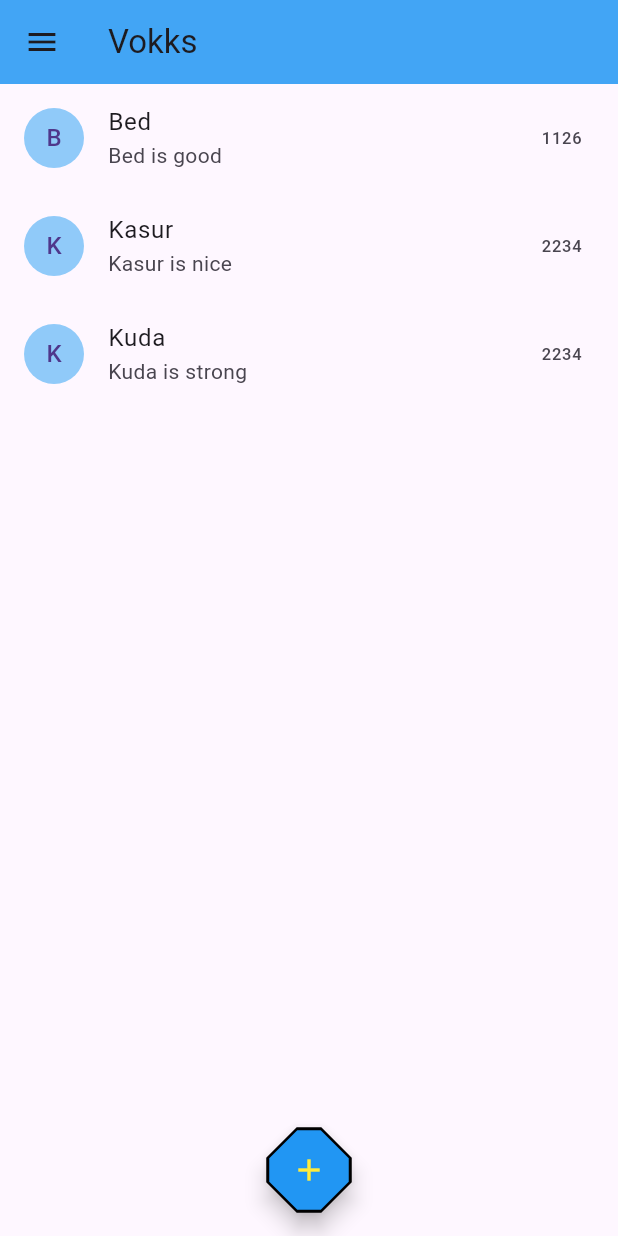
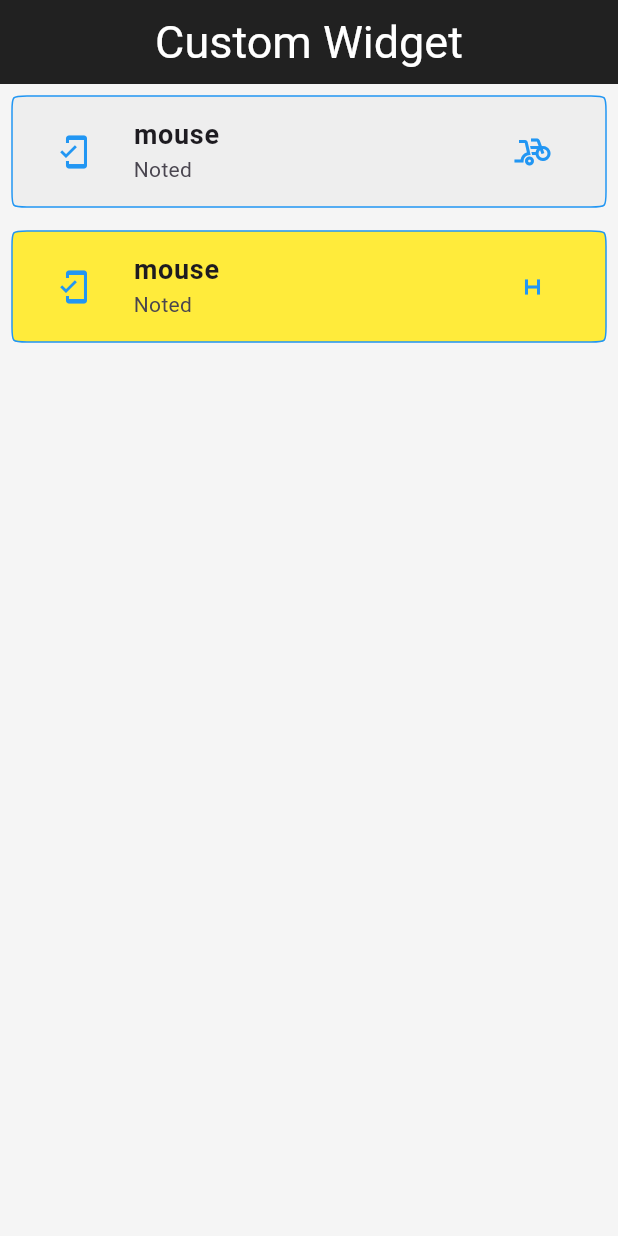
Before and after one commit to yudamuliawan07/fluter, a Flutter app: the screen it shows after launch, on a phone screen of 412 x 824 dp. Run offline on Flutter 3.47's test engine with Material 3 defaults, Android fonts, the phone set to English and light mode, and no system bars; our stand-ins replace font_awesome_flutter.

Commit message:
Widget as Function

```diff
--- a/firstproject/lib/screens/home.dart
+++ b/firstproject/lib/screens/home.dart
@@ -1,4 +1,6 @@
 import 'package:flutter/material.dart';
+
+import '../widget/newwidget.dart';
 
 class Home extends StatelessWidget {
   Home({Key? key}) : super(key: key);
@@ -14,101 +16,19 @@ class Home extends StatelessWidget {
   @override
   Widget build(BuildContext context) {
     return Scaffold(
-      floatingActionButtonLocation: FloatingActionButtonLocation.centerFloat,
-      floatingActionButton: FloatingActionButton(
-        onPressed: (){},
-        child: Icon(Icons.add),
-        backgroundColor: Colors.blue,
-        foregroundColor: Colors.yellow,
-        shape: BeveledRectangleBorder(
-          borderRadius: BorderRadius.circular(20.0),
-          side: BorderSide(color: Colors.black, width: 1.0, style: BorderStyle.solid)
-        ),
+      appBar: AppBar(
+        title: Text("Custom Widget"),
+        centerTitle: true,
+        backgroundColor: Colors.black87,
+        titleTextStyle: TextStyle(color: Colors.white, fontSize: 30.0),
+      ),
+      backgroundColor: Colors.grey.shade100,
+      body: ListView(
+        children: [
+          NewWidget(title: "mouse",subTitle: "Noted",iconColor: Colors.blue, leadingIcon: Icons.mobile_friendly,listfileColor: Colors.grey.shade200, trailingIcon: Icons.bike_scooter),
+          NewWidget(title: "mouse",subTitle: "Noted",iconColor: Colors.blue, leadingIcon: Icons.mobile_friendly,listfileColor: Colors.yellow, trailingIcon: Icons.h_mobiledata),
 
-
-      ),
-      appBar: AppBar(
-        title: Text("Vokks"),
-        backgroundColor: Colors.blue.shade400,
-
-      ),
-      drawer: Drawer(
-        child: ListView(
-          children: [
-            UserAccountsDrawerHeader(
-              accountEmail: Text("yuda@gmail.com"),
-              accountName: Text("Coding Asal"),
-              currentAccountPicture: CircleAvatar(
-                foregroundImage: AssetImage("images/logo.png"),
-              ),
-              decoration: BoxDecoration(
-                color: Colors.blue,
-              ),
-
-            ),
-            ListTile(
-              leading: Icon(Icons.home),
-              title: Text("My Page"),
-              onTap: () {},
-            ),
-            ListTile(
-              leading: Icon(Icons.shopping_cart),
-              title: Text("Order Overview"),
-              onTap: () {},
-            ),
-            ListTile(
-              leading: Icon(Icons.print),
-              title: Text("Invoice/Delivery Notes/Receipt"),
-              onTap: () {},
-            ),
-            ListTile(
-              leading: Icon(Icons.create_new_folder_outlined),
-              title: Text("Wishlist"),
-              onTap: () {},
-            ),
-            ListTile(
-              leading: Icon(Icons.shopping_cart),
-              title: Text("Personal Setting"),
-              onTap: () {},
-            ),
-            ListTile(
-              leading: Icon(Icons.location_on),
-              title: Text("My Address"),
-              onTap: () {},
-            ),
-            ListTile(
-              leading: Icon(Icons.branding_watermark),
-              title: Text("Brand Management"),
-              onTap: () {},
-            ),
-            ListTile(
-              leading: Icon(Icons.favorite_outline),
-              title: Text("Personal Collection"),
-              onTap: () {},
-            ),
-            ListTile(
-              leading: Icon(Icons.logout),
-              title: Text("Logout"),
-              onTap: () {},
-            ),
-          ],
-        ),
-      ),
-      body: Container(
-        child: ListView.builder(
-          itemCount: product.length,
-          itemBuilder: (context, index) {
-            return ListTile(
-              leading: CircleAvatar(
-                child: Text(product[index][0]),
-                backgroundColor: Colors.blue.shade200,
-              ),
-              title: Text(product[index]),
-              subtitle: Text(productDetails[index]),
-              trailing: Text(price[index].toString()),
-            );
-          },
-        ),
+        ],
       ),
     );
   }
--- /dev/null
+++ b/firstproject/lib/widget/newwidget.dart
@@ -0,0 +1,38 @@
+import 'package:flutter/material.dart';
+
+class NewWidget extends StatelessWidget {
+
+  String title, subTitle;
+  IconData leadingIcon, trailingIcon;
+  Color? listfileColor, iconColor;
+
+  NewWidget({
+    required this.title,
+    required this.subTitle,
+    this.iconColor,
+    this.listfileColor,
+    this.leadingIcon = Icons.label,
+    this.trailingIcon = Icons.add_shopping_cart,
+});
+
+  @override
+  Widget build(BuildContext context) {
+    return Padding(
+      padding: const EdgeInsets.all(8.0),
+      child: ListTile(
+        tileColor: listfileColor,
+        shape: ContinuousRectangleBorder(
+          borderRadius: BorderRadius.circular(10.0),
+          side: BorderSide(
+            width: 1.0,
+            color: Colors.blue,
+          ),
+        ),
+        title: Text(title, style: TextStyle(fontSize: 18, fontWeight: FontWeight.bold),),
+        subtitle: Text(subTitle),
+        leading: IconButton(onPressed: (){}, icon: Icon(leadingIcon), color: Colors.blue,),
+        trailing: IconButton(onPressed: (){}, icon: Icon(trailingIcon), color: Colors.blue,),
+      ),
+    );
+  }
+}
```
